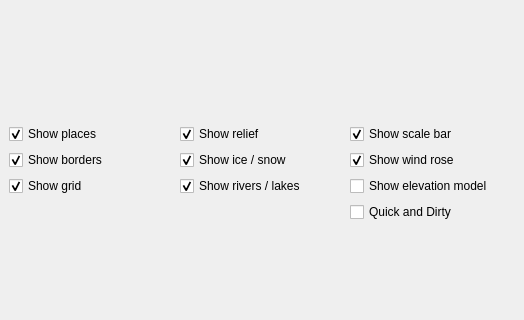
Before: the Qt Designer form examples/example2.ui in KDE/marble, drawn with Qt 5; both pictures show x 0 to 524 and y 109 to 429 of the 524 by 564 pixel window.
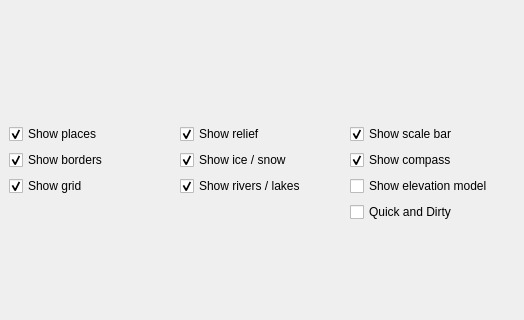
After: the same form once the commit is applied. Custom widgets are drawn as their Qt base class.

```diff
--- a/examples/example2.ui
+++ b/examples/example2.ui
@@ -97,7 +97,7 @@
      <item row="1" column="2" >
       <widget class="QCheckBox" name="checkBox_4" >
        <property name="text" >
-        <string>Show wind rose</string>
+        <string>Show compass</string>
        </property>
        <property name="checked" >
         <bool>true</bool>
```
Left out of the diff: 2 changed lines with no effect on the pictures.
